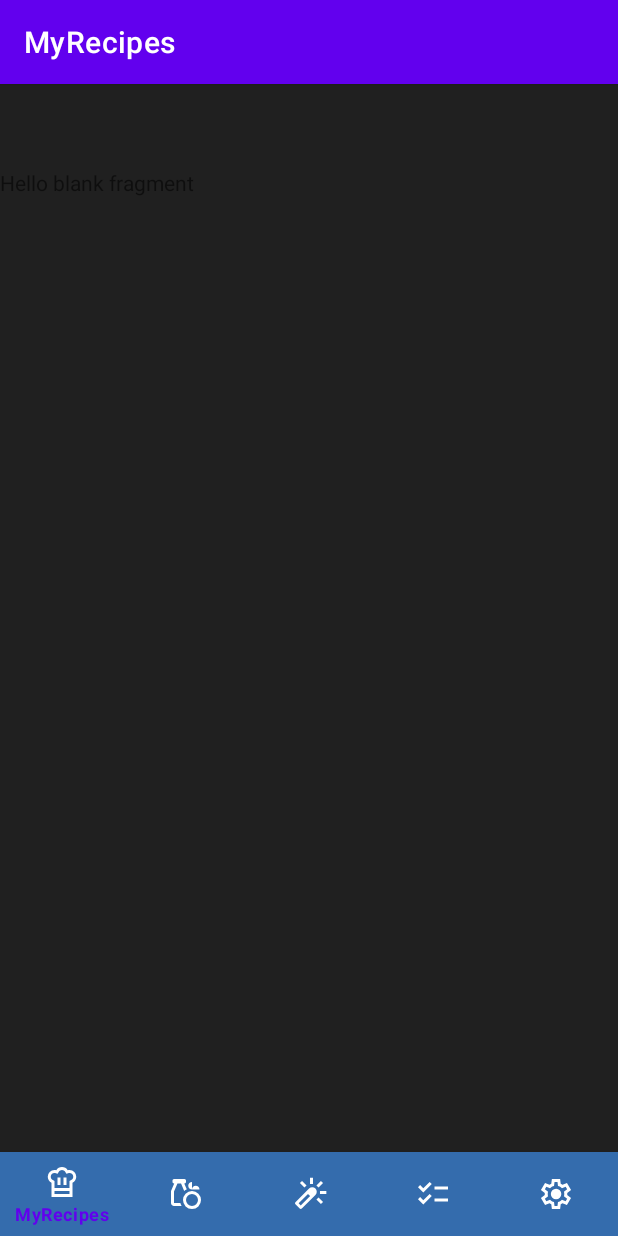
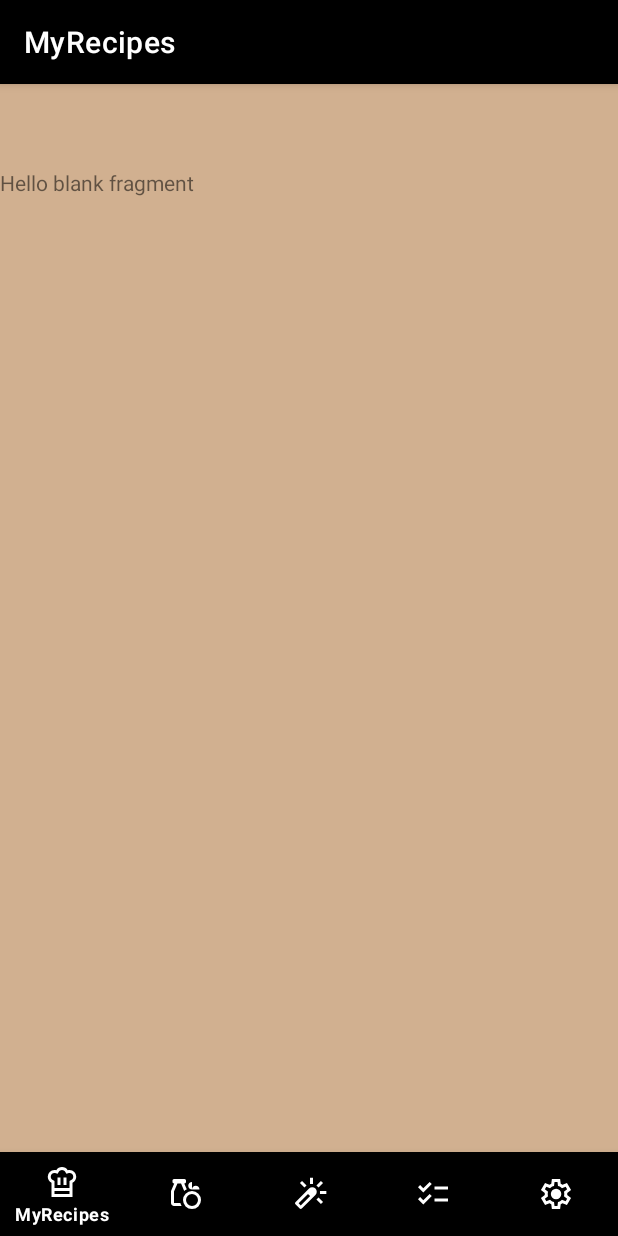
Before and after one commit to Kou-ding/cookey, an Android app: the screen it shows after launch (MainActivity), on a phone screen of 412 x 824 dp. Run offline under Robolectric (Android 15) with nearby library versions, the light colour scheme and no system bars; our stand-ins replace navigation-ui.

Commit message:
make colors dependant on colors.xml

```diff
--- a/app/src/main/res/drawable/ic_launcher_foreground.xml
+++ b/app/src/main/res/drawable/ic_launcher_foreground.xml
@@ -3,7 +3,7 @@
     android:height="24dp"
     android:viewportWidth="960"
     android:viewportHeight="960"
-    android:tint="@color/white">
+    android:tint="@color/colorBackground">
 
     <group
         android:scaleX="0.5"
@@ -11,7 +11,7 @@
         android:translateX="240"
         android:translateY="240">
         <path
-            android:fillColor="@color/black"
+            android:fillColor="@color/colorPrimary"
             android:pathData="M360,560L440,560L440,360L360,360L360,560ZM200,500Q154,477 127,433.5Q100,390 100,339Q100,264 151.5,212Q203,160 278,160Q290,160 302.5,162Q315,164 327,167L327,167L327,167Q352,126 392,103Q432,80 480,80Q528,80 568,103Q608,126 633,167L633,167L633,167Q645,164 657,162Q669,160 682,160Q757,160 808.5,212Q860,264 860,339Q860,390 833,433.5Q806,477 760,500L760,720L200,720L200,500ZM520,560L600,560L600,360L520,360L520,560ZM280,640L680,640L680,451L724,429Q750,416 765,392.5Q780,369 780,340Q780,298 751.5,269Q723,240 682,240Q671,240 662,242Q653,244 643,247L596,260L565,208Q551,185 528.5,172.5Q506,160 480,160Q454,160 431.5,172.5Q409,185 395,208L364,260L316,247Q306,245 296.5,242.5Q287,240 277,240Q236,240 208,269Q180,298 180,340Q180,369 195,392.5Q210,416 236,429L280,451L280,640ZM200,720L280,720L280,800L680,800L680,720L760,720L760,880L200,880L200,720ZM480,640L480,640L480,640Q480,640 480,640Q480,640 480,640Q480,640 480,640Q480,640 480,640Q480,640 480,640Q480,640 480,640L480,640L480,640Q480,640 480,640Q480,640 480,640Q480,640 480,640Q480,640 480,640L480,640L480,640Q480,640 480,640Q480,640 480,640Q480,640 480,640Q480,640 480,640Q480,640 480,640Q480,640 480,640L480,640L480,640Z" />
     </group>
 </vector>
--- a/app/src/main/res/layout/activity_main.xml
+++ b/app/src/main/res/layout/activity_main.xml
@@ -5,7 +5,7 @@
     android:id="@+id/main"
     android:layout_width="match_parent"
     android:layout_height="match_parent"
-    android:background="#202020"
+    android:background="@color/colorSecondary"
     android:paddingTop="?attr/actionBarSize"
     tools:context=".MainActivity">
 
@@ -14,12 +14,13 @@
         android:id="@+id/bottom_navigation"
         android:layout_width="match_parent"
         android:layout_height="wrap_content"
-        android:background="#346cad"
+        android:background="@color/colorPrimary"
         app:itemIconTint="#FFFFFF"
         app:layout_constraintBottom_toBottomOf="parent"
         app:layout_constraintEnd_toEndOf="parent"
         app:layout_constraintStart_toStartOf="parent"
-        app:menu="@menu/bottom_nav_menu" />
+        app:menu="@menu/bottom_nav_menu"
+        app:itemTextColor="@color/colorBackground"/>
 
     <fragment
         android:id="@+id/nav_host_fragment_activity_main"
--- a/app/src/main/res/values-night/themes.xml
+++ b/app/src/main/res/values-night/themes.xml
@@ -1,16 +1,19 @@
 <resources xmlns:tools="http://schemas.android.com/tools">
     <!-- Base application theme. -->
     <style name="Theme.Cookey" parent="Theme.MaterialComponents.DayNight.DarkActionBar">
-        <!-- Primary brand color. -->
-        <item name="colorPrimary">@color/purple_200</item>
-        <item name="colorPrimaryVariant">@color/purple_700</item>
-        <item name="colorOnPrimary">@color/black</item>
-        <!-- Secondary brand color. -->
-        <item name="colorSecondary">@color/teal_200</item>
-        <item name="colorSecondaryVariant">@color/teal_200</item>
-        <item name="colorOnSecondary">@color/black</item>
-        <!-- Status bar color. -->
+        <!-- Primary brand color (Black) -->
+        <item name="colorPrimary">@color/colorPrimary</item>
+        <item name="colorPrimaryVariant">@color/colorPrimary</item>
+        <item name="colorOnPrimary">@color/colorBackground</item>
+
+        <!-- Secondary brand color (Cookie Dough Light Brown) -->
+        <item name="colorSecondary">@color/colorSecondary</item>
+        <item name="colorSecondaryVariant">@color/colorSecondary</item>
+        <item name="colorOnSecondary">@color/colorBackground</item>
+
+        <!-- Status bar color -->
         <item name="android:statusBarColor">?attr/colorPrimaryVariant</item>
-        <!-- Customize your theme here. -->
+
+        <!-- Customize your theme here -->
     </style>
 </resources>
--- a/app/src/main/res/values/colors.xml
+++ b/app/src/main/res/values/colors.xml
@@ -1,10 +1,13 @@
 <?xml version="1.0" encoding="utf-8"?>
 <resources>
-    <color name="purple_200">#FFBB86FC</color>
-    <color name="purple_500">#FF6200EE</color>
-    <color name="purple_700">#FF3700B3</color>
-    <color name="teal_200">#FF03DAC5</color>
-    <color name="teal_700">#FF018786</color>
-    <color name="black">#FF000000</color>
-    <color name="white">#FFFFFFFF</color>
+    <!-- Primary Color (Black) -->
+    <color name="colorPrimary">#000000</color>
+
+    <!-- Secondary Color (Cookie Dough Light Brown) -->
+    <color name="colorSecondary">#D1B090</color>
+
+    <!-- Text and Background Colors -->
+    <color name="colorBackground">#FFFFFF</color>
+    <color name="colorTextPrimary">#000000</color>
+    <color name="colorTextSecondary">#D1B090</color>
 </resources>
--- a/app/src/main/res/values/themes.xml
+++ b/app/src/main/res/values/themes.xml
@@ -1,16 +1,19 @@
 <resources xmlns:tools="http://schemas.android.com/tools">
     <!-- Base application theme. -->
     <style name="Theme.Cookey" parent="Theme.MaterialComponents.DayNight.DarkActionBar">
-        <!-- Primary brand color. -->
-        <item name="colorPrimary">@color/purple_500</item>
-        <item name="colorPrimaryVariant">@color/purple_700</item>
-        <item name="colorOnPrimary">@color/white</item>
-        <!-- Secondary brand color. -->
-        <item name="colorSecondary">@color/teal_200</item>
-        <item name="colorSecondaryVariant">@color/teal_700</item>
-        <item name="colorOnSecondary">@color/black</item>
-        <!-- Status bar color. -->
+        <!-- Primary brand color (Black) -->
+        <item name="colorPrimary">@color/colorPrimary</item>
+        <item name="colorPrimaryVariant">@color/colorPrimary</item>
+        <item name="colorOnPrimary">@color/colorBackground</item>
+
+        <!-- Secondary brand color (Cookie Dough Light Brown) -->
+        <item name="colorSecondary">@color/colorSecondary</item>
+        <item name="colorSecondaryVariant">@color/colorSecondary</item>
+        <item name="colorOnSecondary">@color/colorBackground</item>
+
+        <!-- Status bar color -->
         <item name="android:statusBarColor">?attr/colorPrimaryVariant</item>
-        <!-- Customize your theme here. -->
+
+        <!-- Customize your theme here -->
     </style>
 </resources>
```
